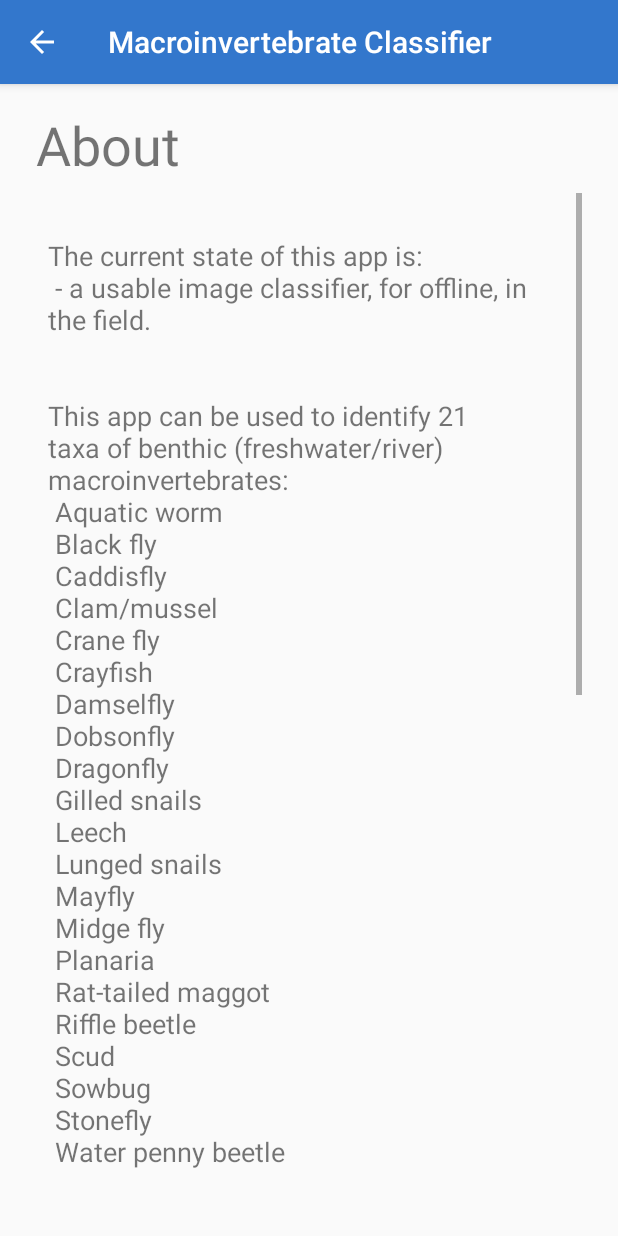
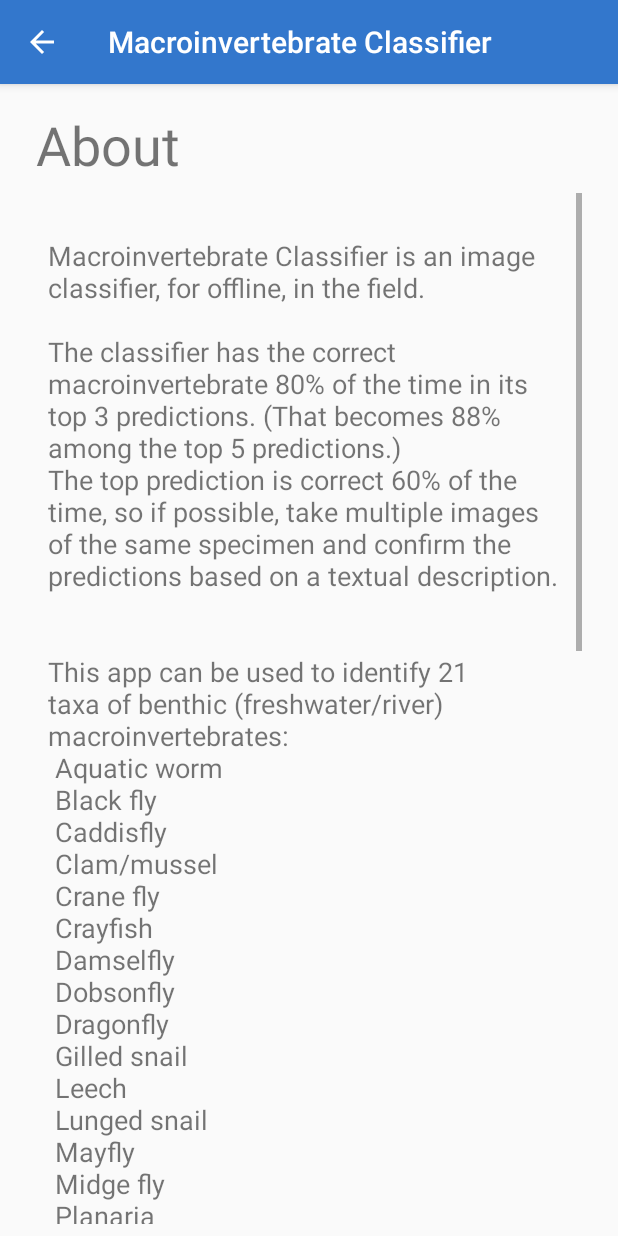
Before and after one commit to TechBotBuilder/macroinvertebrate, an Android app: the AboutActivity screen opened directly, with no data from a screen before it, on a phone screen of 412 x 824 dp. Run offline under Robolectric (Android 15) with nearby library versions, the phone set to English and light mode, and no system bars.

Commit message:
updated about page:  - padded bottom element  - described classifier accuracy

```diff
--- a/app/src/main/res/layout/activity_about.xml
+++ b/app/src/main/res/layout/activity_about.xml
@@ -58,10 +58,19 @@
                 android:id="@+id/about_privacy"
                 android:layout_width="match_parent"
                 android:layout_height="wrap_content"
-                android:layout_margin="8dp"
+                android:layout_marginLeft="8dp"
+                android:layout_marginTop="8dp"
+                android:layout_marginRight="8dp"
+                android:layout_marginBottom="32dp"
                 android:autoLink="web"
                 android:linksClickable="true"
                 android:text="@string/privacy_url" />
+
+            <TextView
+                android:id="@+id/developer"
+                android:layout_width="match_parent"
+                android:layout_height="wrap_content"
+                android:text="@string/developer_info" />
         </LinearLayout>
     </ScrollView>
 
--- a/app/src/main/res/values/strings.xml
+++ b/app/src/main/res/values/strings.xml
@@ -21,8 +21,11 @@
     <string name="completed_processing">Classification Complete</string>
     <string name="about_page">About</string>
     <string name="about_1">
-        \nThe current state of this app is:\n
-        - a usable image classifier, for offline, in the field.
+        \nMacroinvertebrate Classifier is an image classifier, for offline, in the field.\n
+        \nThe classifier has the correct macroinvertebrate 80% of the time in its top 3 predictions.
+        (That becomes 88% among the top 5 predictions.)
+        \nThe top prediction is correct 60% of the time, so if possible, take multiple images of
+          the same specimen and confirm the predictions based on a textual description.
         \n\n
         \nThis app can be used to identify 21 taxa of benthic (freshwater/river) macroinvertebrates:\n
 Aquatic worm\n
@@ -34,9 +37,9 @@ Crayfish\n
 Damselfly\n
 Dobsonfly\n
 Dragonfly\n
-Gilled snails\n
+Gilled snail\n
 Leech\n
-Lunged snails\n
+Lunged snail\n
 Mayfly\n
 Midge fly\n
 Planaria\n
@@ -47,7 +50,9 @@ Sowbug\n
 Stonefly\n
 Water penny beetle\n
         \n
-        \nThe (planned) report functionality generates PDFs for Licking County\'s Stream Team or
+    </string>
+    <string name="developer_info">
+        \nThe (planned) report functionality will generate PDFs for Licking County\'s Stream Team or
         the Ohio Historic River\'s Stream Quality Monitoring (SQM) programs.\n
         \nDeveloped by Maxwell Budd.\n
         \nThis app uses the following Open-source libraries:\n
@@ -55,23 +60,17 @@ Water penny beetle\n
          - Glide\n
          - Tensorflow-litej\n
     </string>
-    <string name="about_2">
-        <!-- TODO -->
-        The offline macroinvertebrate classifier included in this version of the app reaches
-        (???)% accuracy on images it has never seen. Trust your judgement and double-check with
-        the binary search tool (ICON).
-    </string>
     <string name="known_problems">
         No generic beetle larvae category is classified with the image search function (the
         three-group macroinvertebrate tally asks about generic beetles).
     </string>
     <string name="resources">
-        More Resources (not associated with this app):\n\n
-        https://macroinvertebrates.org: online high-res image set with explanations and guides
+        More Resources (not associated with this app):\n
+        \nhttps://macroinvertebrates.org: online high-res image set with explanations and guides
             to practice identifying macroinvertebrates yourself.\n
-        https://iNaturalist.org: upload images and location to contribute to online nature tracking
-            community effort. Others can help you identify. App also available from inaturalist.org.\n
-        https://LifeInFreshWater.net: more information on each taxon.\n\n
+        \nhttps://iNaturalist.org: upload images and location to contribute to online nature tracking
+            community effort. Others can help you identify. iNat app available from inaturalist.org.\n
+        \nhttps://LifeInFreshWater.net: more information on each taxon.\n\n
     </string>
     <string name="load_image_from_file">Choose File</string>
     <string name="classify_files">Classify files</string>
```
